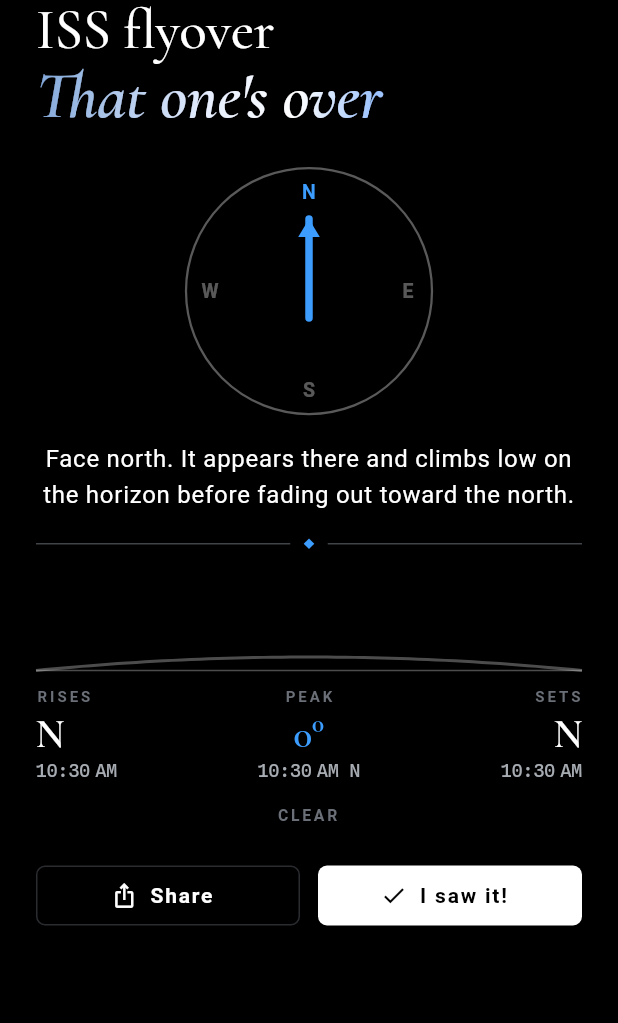
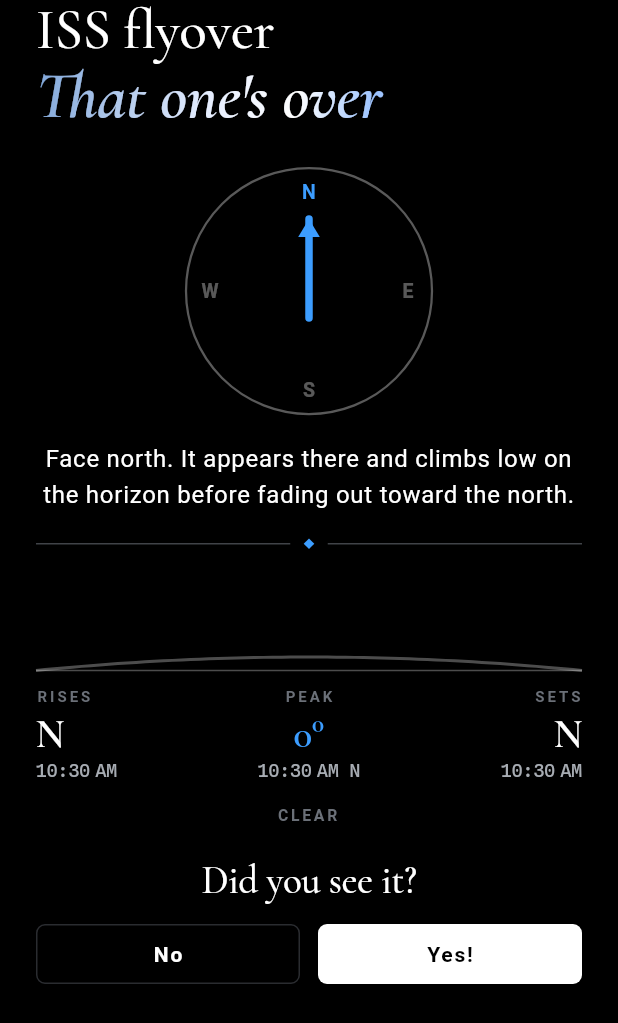
Before and after one commit to brilliant-disruptions/lookup, a Flutter app: the LookSheet widget shown alone on an empty page, opened directly with empty values, on a phone screen of 412 x 824 dp. Shown: the top 1023 px of the screen. Run offline on Flutter 3.47's test engine with Material 3 defaults, Android fonts, the phone set to English and light mode, and no system bars; our stand-ins replace flutter_local_notifications, flutter_riverpod, flutter_timezone, geolocator, in_app_purchase, share_plus and 2 more; missing offline and left inert: satellite_observer, workmanager; accounts and stored records are empty; statements that could not run were skipped.

Commit message:
Add LookUp+ billing, seen-it feedback, launcher icon and CI
- PlusService on the official in_app_purchase plugin (StoreKit 2 / Play
  Billing): monthly, yearly and lifetime products, purchase stream,
  restore. Entitlement flows into settings and triggers a re-plan.
- Paywall sheet in the night theme, opened from the Plus-only event on
  the Now card (spec section 7) and from Settings. Replaces the
  developer toggle.
- "Did you see it?" on the Look sheet once an event starts, with a
  one-tap reason on no; stored on-device (spec section 3.3).
- Launcher icon (a pass arc with the station at its peak) generated for
  Android adaptive and iOS.
- GitHub Actions: analyze, test, and a release APK artifact.
- Tests for the feedback and settings store; paywall screenshot.

Co-Authored-By: Claude Opus 5.5 <noreply@anthropic.com>
Claude-Session: https://claude.ai/code/session_013pwKe1W1VGMUKyirPvA5YA

```diff
--- a/lib/data/local_store.dart
+++ b/lib/data/local_store.dart
@@ -68,6 +68,7 @@ class LocalStore {
   static const _kAurora = 'aurora';
   static const _kClouds = 'clouds';
   static const _kLastRefresh = 'last_refresh';
+  static const _kFeedback = 'feedback';
   static String _kElements(String key) => 'elements_$key';
 
   Future<LookUpSettings> loadSettings() async {
@@ -168,3 +169,40 @@ class LocalStore {
   Future<void> saveLastRefresh(DateTime t) =>
       _prefs.setString(_kLastRefresh, t.toUtc().toIso8601String());
 }
+
+/// "Did you see it?" answers, kept on-device (spec §6). Phase 1 uploads an
+/// anonymised aggregate to tune thresholds.
+class SeenFeedback {
+  const SeenFeedback({required this.eventId, required this.seen, required this.at, this.reason});
+  final String eventId;
+  final bool seen;
+  final DateTime at;
+  final String? reason; // clouds | too-low | missed
+
+  Map<String, Object?> toJson() => {'e': eventId, 's': seen, 't': at.toIso8601String(), 'r': reason};
+  factory SeenFeedback.fromJson(Map<String, Object?> j) => SeenFeedback(
+        eventId: j['e'] as String,
+        seen: j['s'] as bool,
+        at: DateTime.parse(j['t'] as String).toUtc(),
+        reason: j['r'] as String?,
+      );
+}
+
+extension FeedbackStore on LocalStore {
+  Future<List<SeenFeedback>> loadFeedback() async {
+    final raw = await _prefs.getString(LocalStore._kFeedback);
+    if (raw == null) return const [];
+    try {
+      return [for (final e in jsonDecode(raw) as List) SeenFeedback.fromJson((e as Map).cast())];
+    } catch (_) {
+      return const [];
+    }
+  }
+
+  Future<void> addFeedback(SeenFeedback f) async {
+    final all = (await loadFeedback()).where((x) => x.eventId != f.eventId).toList()..add(f);
+    // Keep the last 200.
+    final trimmed = all.length > 200 ? all.sublist(all.length - 200) : all;
+    await _prefs.setString(LocalStore._kFeedback, jsonEncode([for (final x in trimmed) x.toJson()]));
+  }
+}
--- a/lib/main.dart
+++ b/lib/main.dart
@@ -17,6 +17,7 @@ Future<void> main() async {
   } catch (_) {
     // Background refresh is best effort (unsupported on some platforms).
   }
+  await container.read(plusServiceProvider).start();
   runApp(UncontrolledProviderScope(
     container: container,
     child: const LookUpApp(),
--- a/lib/ui/look_sheet.dart
+++ b/lib/ui/look_sheet.dart
@@ -2,6 +2,7 @@ import 'package:flutter/material.dart';
 import 'package:flutter_riverpod/flutter_riverpod.dart';
 import 'package:share_plus/share_plus.dart';
 
+import '../data/local_store.dart';
 import '../domain/models/sky_event.dart';
 import '../domain/sky/direction.dart';
 import '../state/providers.dart';
@@ -22,12 +23,31 @@ Future<void> showLookSheet(BuildContext context, SkyEvent event) =>
     );
 
 /// What the notification opens: countdown, where to look, timeline, share.
-class LookSheet extends ConsumerWidget {
+/// After the event: "Did you see it?" (spec §3.3), stored on-device.
+class LookSheet extends ConsumerStatefulWidget {
   const LookSheet({super.key, required this.event});
   final SkyEvent event;
+  @override
+  ConsumerState<LookSheet> createState() => _LookSheetState();
+}
+
+class _LookSheetState extends ConsumerState<LookSheet> {
+  bool? _seen;
+  bool _askingWhy = false;
+
+  SkyEvent get event => widget.event;
+
+  Future<void> _answer(bool seen, {String? reason}) async {
+    await ref.read(storeProvider).addFeedback(SeenFeedback(eventId: event.id, seen: seen, at: DateTime.now().toUtc(), reason: reason));
+    if (!mounted) return;
+    setState(() {
+      _seen = seen;
+      _askingWhy = !seen && reason == null;
+    });
+  }
 
   @override
-  Widget build(BuildContext context, WidgetRef ref) {
+  Widget build(BuildContext context) {
     final now = ref.watch(clockProvider).value ?? DateTime.now();
     final t = Theme.of(context).textTheme;
     final nowUtc = now.toUtc();
@@ -83,7 +103,14 @@ class LookSheet extends ConsumerWidget {
               style: t.labelSmall?.copyWith(color: LookUpColors.greyDim, letterSpacing: 1.8, fontSize: 10.5, fontWeight: FontWeight.w700),
             ),
             const SizedBox(height: 22),
-            Row(children: [
+            if (over || live) _feedbackRow(context, place) else _plainRow(context, place),
+          ],
+        ),
+      ),
+    );
+  }
+
+  Widget _plainRow(BuildContext context, String? place) => Row(children: [
         Expanded(
           child: OutlinedButton.icon(
             onPressed: () => SharePlus.instance.share(ShareParams(text: shareText(event, place))),
@@ -96,13 +123,45 @@ class LookSheet extends ConsumerWidget {
           child: FilledButton.icon(
             onPressed: () => Navigator.of(context).pop(),
             icon: const Icon(Icons.check),
-                  label: Text(over || live ? 'I saw it!' : 'Got it'),
+            label: const Text('Got it'),
           ),
         ),
+      ]);
+
+  Widget _feedbackRow(BuildContext context, String? place) {
+    final t = Theme.of(context).textTheme;
+    if (_seen == true) {
+      return Column(crossAxisAlignment: CrossAxisAlignment.stretch, children: [
+        Text('Glad you caught it.', textAlign: TextAlign.center, style: displaySerif(context, size: 24, italic: true, weight: FontWeight.w500)),
+        const SizedBox(height: 12),
+        FilledButton.icon(
+          onPressed: () => SharePlus.instance.share(ShareParams(text: shareText(event, place))),
+          icon: const Icon(Icons.ios_share),
+          label: const Text('Share it'),
+        ),
+      ]);
+    }
+    if (_askingWhy) {
+      return Column(crossAxisAlignment: CrossAxisAlignment.stretch, children: [
+        Text('What got in the way?', textAlign: TextAlign.center, style: t.titleMedium),
+        const SizedBox(height: 10),
+        Wrap(alignment: WrapAlignment.center, spacing: 8, runSpacing: 8, children: [
+          for (final (label, key) in const [('Clouds', 'clouds'), ('Too low', 'too-low'), ('Missed it', 'missed')])
+            OutlinedButton(onPressed: () => _answer(false, reason: key), child: Text(label)),
         ]),
-          ],
-        ),
-      ),
-    );
+      ]);
+    }
+    if (_seen == false) {
+      return const Text('Thanks. We\'ll be pickier next time.', textAlign: TextAlign.center, style: TextStyle(color: LookUpColors.grey));
+    }
+    return Column(crossAxisAlignment: CrossAxisAlignment.stretch, children: [
+      Text('Did you see it?', textAlign: TextAlign.center, style: displaySerif(context, size: 26, weight: FontWeight.w500)),
+      const SizedBox(height: 12),
+      Row(children: [
+        Expanded(child: OutlinedButton(onPressed: () => _answer(false), child: const Text('No'))),
+        const SizedBox(width: 12),
+        Expanded(child: FilledButton(onPressed: () => _answer(true), child: const Text('Yes!'))),
+      ]),
+    ]);
   }
 }
```
Also changed, not shown: lib/services/plus_service.dart (added, +93 -0 lines), lib/state/providers.dart (+12 -0 lines), lib/ui/now_screen.dart (+10 -2 lines), lib/ui/paywall_sheet.dart (added, +173 -0 lines), lib/ui/settings_screen.dart (+15 -5 lines), pubspec.yaml (+11 -0 lines), assets/icon/icon.png (added), assets/icon/icon_foreground.png (added), pubspec.lock, 42 other files. Lines whose indentation alone changed are shown as unchanged.
